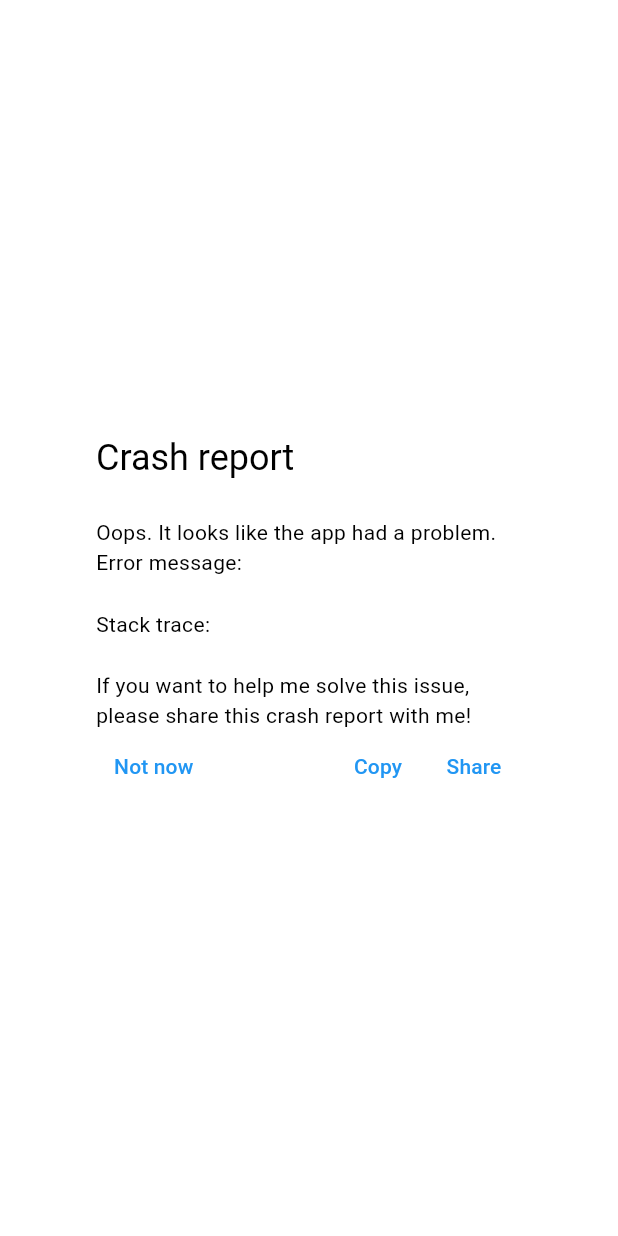
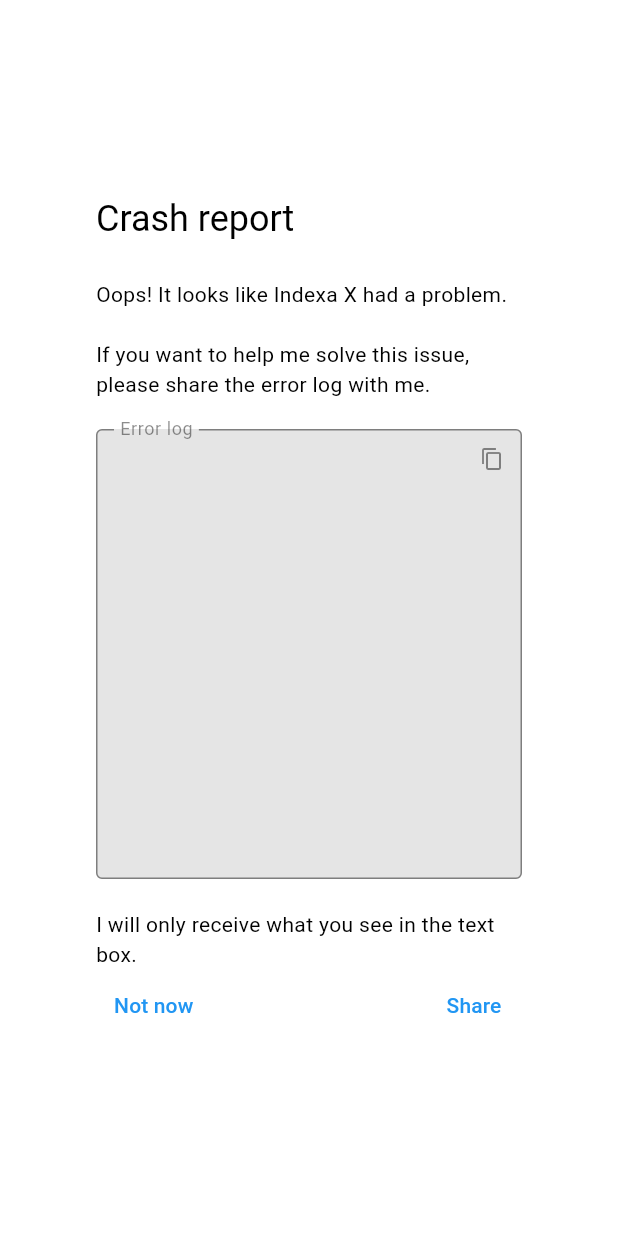
Before and after one commit to victor-marino/xinsight, a Flutter app: what showCrashReport() shows on an empty page, opened directly with empty values, on a phone screen of 412 x 824 dp. Run offline on Flutter 3.47's test engine with Material 3 defaults, Android fonts, the phone set to English and light mode, and no system bars; our stand-ins replace easy_localization, expandable, flutter_secure_storage, google_fonts, local_auth, package_info_plus and 3 more; missing offline and left inert: local_auth_android, local_auth_ios; accounts and stored records are empty; project files that could hold a hidden picture were left out.

Commit message:
Finished UI. Pending email implementation

```diff
--- a/lib/tools/styles.dart
+++ b/lib/tools/styles.dart
@@ -77,6 +77,14 @@
   );
 }
 
+TextStyle ubuntuMono(BuildContext context, double size) {
+  return GoogleFonts.ubuntuMono(
+    textStyle: TextStyle(
+        fontSize: size,
+        color: Theme.of(context).colorScheme.onSurfaceVariant),
+  );
+}
+
 // These are the colors used by the distribution chart in the overview screen.
 List<Color> equityColors = [
   Colors.purple.shade800,
--- a/lib/widgets/crash_report_popup.dart
+++ b/lib/widgets/crash_report_popup.dart
@@ -1,46 +1,86 @@
+import 'dart:io';
+
 import 'package:easy_localization/easy_localization.dart';
 import 'package:flutter/material.dart';
+import 'package:flutter/services.dart';
 import 'package:indexax/tools/private_mode_provider.dart';
 import 'package:indexax/tools/styles.dart' as text_styles;
 import 'package:provider/provider.dart';
 import 'package:url_launcher/url_launcher.dart';
+import 'package:indexax/tools/snackbar.dart';
 
 // Pop-up window shown when the app crashes
 // Shows information about the error and the option to share it outside the app
 
 showCrashReport(BuildContext context, String errorMessage, String stack) {
+  final errorLogController = TextEditingController();
+  errorLogController.text = "$errorMessage\n\n$stack";
+  ScrollController scrollController = ScrollController();
   return showDialog(
       context: context,
       barrierDismissible: false,
       barrierColor: Theme.of(context).colorScheme.background,
       builder: (BuildContext context) {
-        return AlertDialog(
+        return Scaffold(
+          body: AlertDialog(
             shape:
                 RoundedRectangleBorder(borderRadius: BorderRadius.circular(20)),
             title: Text(
               "Crash report",
               style: TextStyle(color: Theme.of(context).colorScheme.onSurface),
             ),
-          content: Scrollbar(
-            thumbVisibility: true,
-            child: SingleChildScrollView(
-              child: Padding(
-                padding: const EdgeInsets.only(right: 10),
-                child: Column(
-                    crossAxisAlignment: CrossAxisAlignment.start,
+            content: Column(
               mainAxisSize: MainAxisSize.min,
               children: [
-                      Text("Oops. It looks like the app had a problem."),
-                      Text("Error message:"),
-                      Text(errorMessage),
-                      Text("Stack trace:"),
-                      Text(stack),
                 Text(
-                          "If you want to help me solve this issue, please share this crash report with me!"),
-                    ]),
+                    "Oops! It looks like Indexa X had a problem.\n\nIf you want to help me solve this issue, please share the error log with me."),
+                SizedBox(height: 20),
+                Container(
+                  height: 300,
+                  child: Scrollbar(
+                    controller: scrollController,
+                    // Prevent the scrollbar from being draggable, so it doesn't interfere with the copy button. This doesn't work on iOS.
+                    interactive: false,
+                    // Auto-hide the scrollbar on iOS, as otherwise it remains draggable and interferes with the copy button.
+                    thumbVisibility: !Platform.isIOS,
+                    child: TextFormField(
+                      // scrollPhysics: AlwaysScrollableScrollPhysics(),
+                      readOnly: true,
+                      enableInteractiveSelection: false,
+                      maxLines: null,
+                      scrollPadding: EdgeInsets.zero,
+                      controller: errorLogController,
+                      scrollController: scrollController,
+                      style: text_styles.ubuntuMono(context, 16),
+                      decoration: InputDecoration(
+                        suffixIcon: Align(
+                          alignment: Alignment.topRight,
+                          widthFactor: 1,
+                          child: IconButton(
+                              visualDensity: VisualDensity.compact,
+                              iconSize: 16,
+                              splashRadius: 20,
+                              icon: Icon(Icons.copy),
+                              onPressed:() => copyToClipboard(context, errorLogController.text)),
+                        ),
+                        isDense: true,
+                        contentPadding: EdgeInsets.fromLTRB(12, 20, 12, 0),
+                        enabled: true,
+                        border: const OutlineInputBorder(),
+                        labelText: "Error log",
+                        filled: true,
+                        fillColor: Theme.of(context)
+                            .colorScheme
+                            .onSurface
+                            .withOpacity(0.1),
                       ),
                     ),
                   ),
+                ),
+                SizedBox(height: 20),
+                Text("I will only receive what you see in the text box."),
+              ],
+            ), // Padding(
             contentPadding: const EdgeInsets.fromLTRB(24, 24, 24, 0),
             actions: [
               Row(
@@ -50,36 +90,23 @@
                     child: Text(
                       'Not now',
                       style: TextStyle(
-                        color:
-                            context.read<PrivateModeProvider>().privateModeEnabled
+                          color: context
+                                  .read<PrivateModeProvider>()
+                                  .privateModeEnabled
                               ? Colors.grey
                               : null),
                     ),
                     onPressed: () {
-                    Navigator.of(context).pop();
-                  },
-                ),
-                Row(
-                  children: [
-                    TextButton(
-                      child: Text(
-                        'Copy',
-                        style: TextStyle(
-                            color:
-                                context.read<PrivateModeProvider>().privateModeEnabled
-                                    ? Colors.grey
-                                    : null),
-                      ),
-                      onPressed: () {
-                        Navigator.of(context).pop();
+                      quitApp();
                     },
                   ),
                   TextButton(
                     child: Text(
                       'Share',
                       style: TextStyle(
-                            color:
-                                context.read<PrivateModeProvider>().privateModeEnabled
+                          color: context
+                                  .read<PrivateModeProvider>()
+                                  .privateModeEnabled
                               ? Colors.grey
                               : null),
                     ),
@@ -88,10 +115,22 @@
                     },
                   ),
                 ],
-                ),
-              ],
               )
             ],
+          ),
         );
       });
 }
+
+Future<void> copyToClipboard(BuildContext context, String text) async {
+  await Clipboard.setData(ClipboardData(text: text));
+  showInSnackBar(context, "Text copied to clipboard");
+}
+
+void quitApp() {
+  if (Platform.isIOS) {
+    exit(0);
+  } else {
+    SystemNavigator.pop();
+  }
+}
--- a/pubspec.yaml
+++ b/pubspec.yaml
@@ -67,6 +67,7 @@
     - assets/images/
     - assets/fonts/Roboto/
     - assets/fonts/Ubuntu/
+    - assets/fonts/UbuntuMono/
     - assets/fonts/Oxygen/
     - assets/test_json/
 
```
Also changed, not shown: assets/fonts/UbuntuMono/UbuntuMono-Bold.ttf (added), assets/fonts/UbuntuMono/UbuntuMono-BoldItalic.ttf (added), assets/fonts/UbuntuMono/UbuntuMono-Italic.ttf (added), assets/fonts/UbuntuMono/UbuntuMono-Regular.ttf (added). Lines whose indentation alone changed are shown as unchanged.
